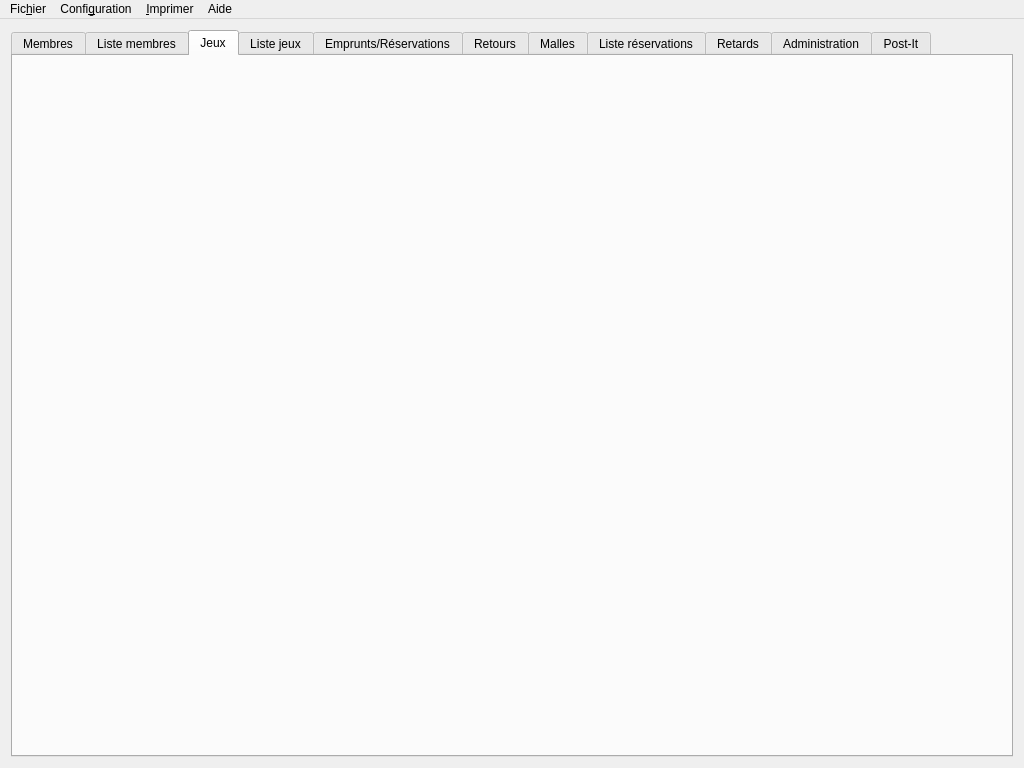
Before: the Qt Designer form f_mainwindow.ui in nivhg/ludopen, drawn with Qt 5.
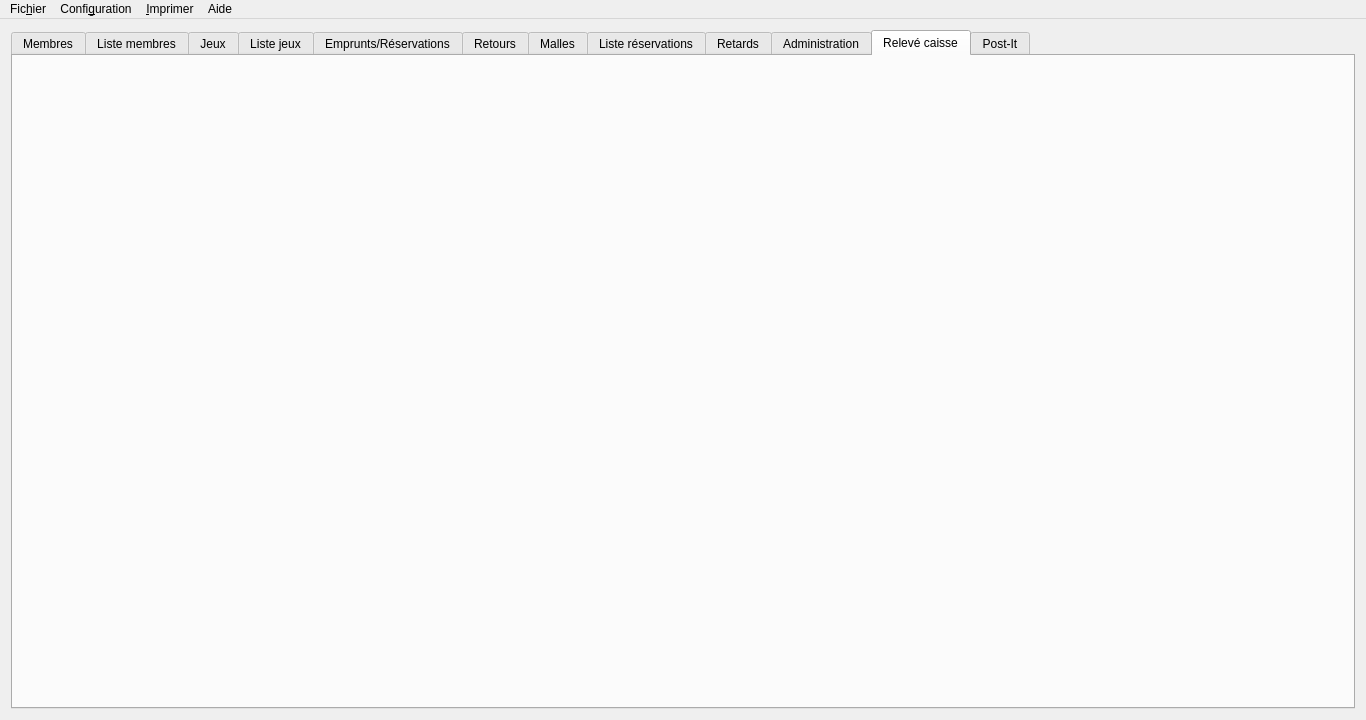
After: the same form once the commit is applied. The open tabs and pages were chosen to show the change. Icons and pictures are not drawn.

Commit message: v2.02 : Ajout du relevé de caisse en début et fin de permanence

Diff of the .ui file:
```diff
--- a/f_mainwindow.ui
+++ b/f_mainwindow.ui
@@ -6,8 +6,8 @@
    <rect>
     <x>0</x>
     <y>0</y>
-    <width>1024</width>
-    <height>768</height>
+    <width>1366</width>
+    <height>720</height>
    </rect>
   </property>
   <property name="minimumSize">
@@ -16,6 +16,12 @@
     <height>600</height>
    </size>
   </property>
+  <property name="maximumSize">
+   <size>
+    <width>16777215</width>
+    <height>16777215</height>
+   </size>
+  </property>
   <property name="windowTitle">
    <string>LudOpen</string>
   </property>
@@ -417,6 +423,24 @@
         </item>
        </layout>
       </widget>
+      <widget class="QWidget" name="Releve">
+       <property name="enabled">
+        <bool>true</bool>
+       </property>
+       <attribute name="icon">
+        <iconset>
+         <normalon>:/Paiement.png</normalon>
+        </iconset>
+       </attribute>
+       <attribute name="title">
+        <string>Relevé caisse</string>
+       </attribute>
+       <layout class="QGridLayout" name="gridLayout_13">
+        <item row="0" column="0">
+         <layout class="QHBoxLayout" name="Lay_Releve"/>
+        </item>
+       </layout>
+      </widget>
       <widget class="QWidget" name="PostIt">
        <attribute name="icon">
         <iconset>
@@ -441,8 +465,8 @@
     <rect>
      <x>0</x>
      <y>0</y>
-     <width>1024</width>
-     <height>27</height>
+     <width>1366</width>
+     <height>22</height>
     </rect>
    </property>
    <widget class="QMenu" name="menuFichier">
```
Left out of the diff: 2 changed lines with no effect on the pictures. The commit also changes 37 other files.
